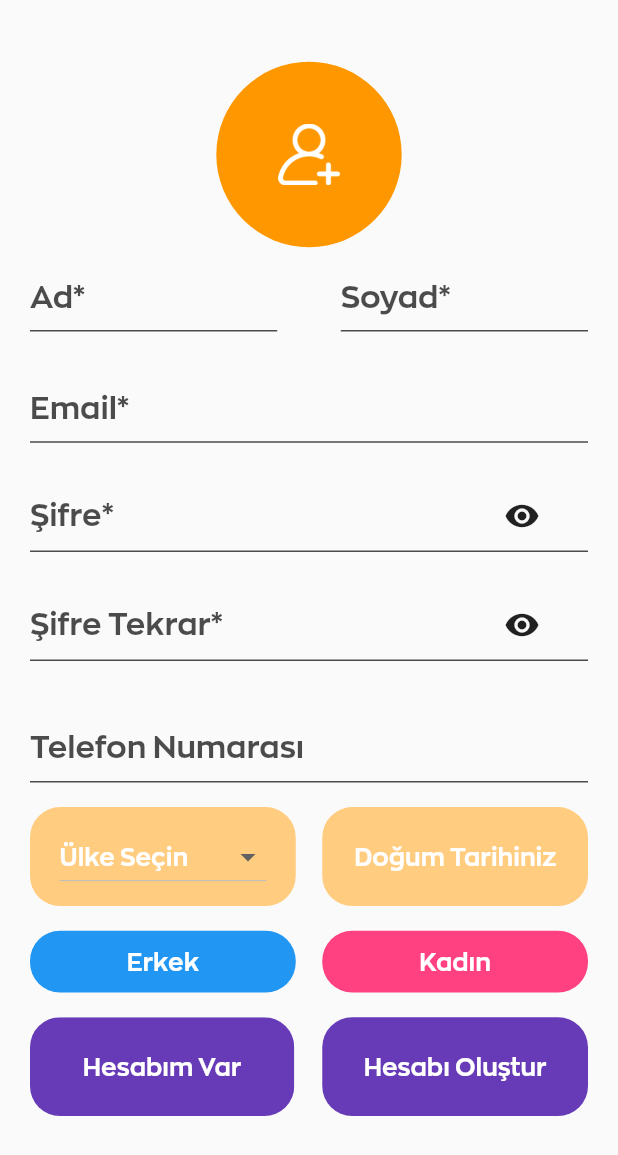
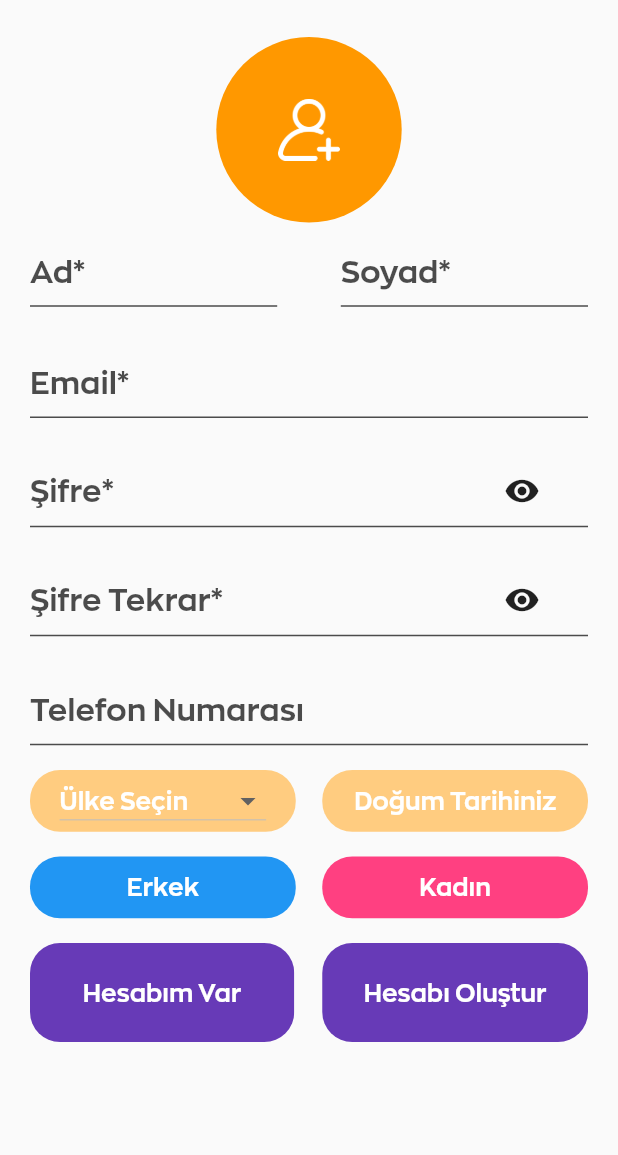
Before and after one commit to Sonderman/EventizerFlutterApp, a Flutter app: the screen it shows after launch, swiped to page 2, on a phone screen of 412 x 824 dp. Shown: the top 1155 px of the screen. Run offline on Flutter 3.47's test engine with Material 2 defaults, Android fonts, the phone set to English and light mode, and no system bars; our stand-ins replace cloud_firestore, extended_image, fancy_bottom_navigation, firebase_auth, firebase_storage, flutter_spinkit and 6 more; missing offline and left inert: dash_chat, flutter_search_panel, image_editor; accounts and stored records are empty.

Commit message:
responsive için Nexus 4'e göre çıtırdan düzeltmeler. Şuan için sıkıntı yok bu cihazda, event ekledim fakat adminden onaylayamadım, onun için explore'da bakamadım.

```diff
--- a/lib/Navigation/LoginPage.dart
+++ b/lib/Navigation/LoginPage.dart
@@ -322,6 +322,7 @@ class _LoginPageState extends State<LoginPage> {
   @override
   Widget build(BuildContext context) {
     return Scaffold(
+      resizeToAvoidBottomPadding: false,
       body: Stack(
           children: <Widget>[
                 PageView(
--- a/lib/Navigation/SignUpPage.dart
+++ b/lib/Navigation/SignUpPage.dart
@@ -64,12 +64,14 @@ class _SignUpPageState extends State<SignUpPage> {
     return loading
         ? Loading()
         : Scaffold(
+      resizeToAvoidBottomPadding: false,
             body: Padding(
               padding: const EdgeInsets.symmetric(horizontal: 20),
+              child: SingleChildScrollView(
                 child: Column(
                   children: <Widget>[
                     SizedBox(
-                    height: heightSize(5),
+                      height: heightSize(3),
                     ),
                     addPhoto(),
                     SizedBox(
@@ -80,9 +82,6 @@ class _SignUpPageState extends State<SignUpPage> {
                       height: heightSize(1),
                     ),
                     emailAndPasswordFields(),
-                  SizedBox(
-                    height: heightSize(1),
-                  ),
                     telephoneNumber(),
                     SizedBox(
                       height: heightSize(2),
@@ -100,6 +99,7 @@ class _SignUpPageState extends State<SignUpPage> {
                       height: heightSize(2),
                     ),
                   ],
+                ),
               ),
             ),
           );
@@ -451,7 +451,7 @@ class _SignUpPageState extends State<SignUpPage> {
       children: <Widget>[
         Container(
           width: widthSize(43),
-          height: heightSize(8),
+          height: heightSize(5),
           decoration: new BoxDecoration(
             color: MyColors().yellowContainer,
             borderRadius: new BorderRadius.all(
@@ -506,7 +506,7 @@ class _SignUpPageState extends State<SignUpPage> {
           },
           child: Container(
             width: widthSize(43),
-            height: heightSize(8),
+            height: heightSize(5),
             decoration: new BoxDecoration(
               color: MyColors().yellowContainer,
               borderRadius: new BorderRadius.all(
--- a/lib/Tools/BottomNavigation.dart
+++ b/lib/Tools/BottomNavigation.dart
@@ -17,9 +17,10 @@ Widget getNavigatedPage(BuildContext context) {
     UserService userWorker = Provider.of<UserService>(context);
     List<Widget> pages = [
       ChatPage(),
+      ProfilePage(userID: userWorker.userModel.getUserId(), isFromEvent: false),
+      ExploreEventPage(),
+
       CreateEventPage(),
-      ExploreEventPage(),
-      ProfilePage(userID: userWorker.userModel.getUserId(), isFromEvent: false),
     ];
     return pages[NavigationManager(context).getBottomNavIndex()];
   }
```
Also changed, not shown: lib/Navigation/CreateEventPage.dart (+5 -65 lines), lib/Navigation/ProfilePage.dart (+7 -4 lines), 3 other files. Lines whose indentation alone changed are shown as unchanged.
